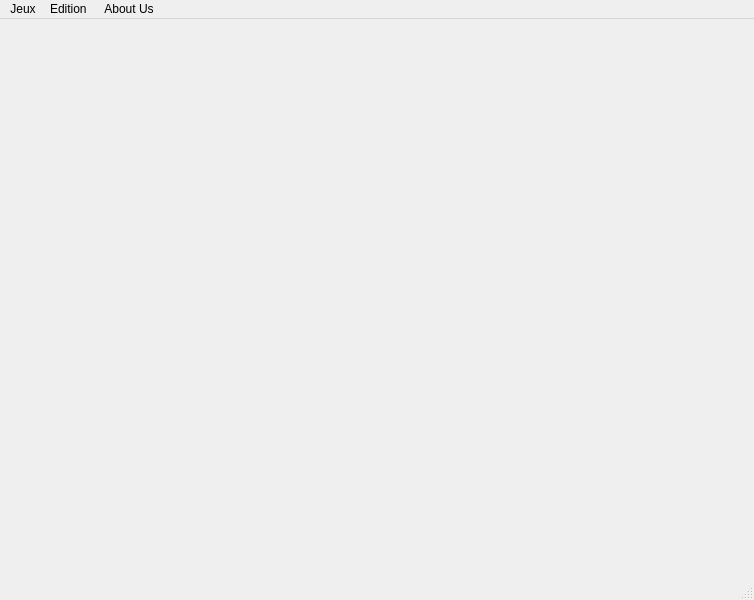
Before: the Qt Designer form consoleApp/Jeux.ui in teriterance/projetinfo, drawn with Qt 5.
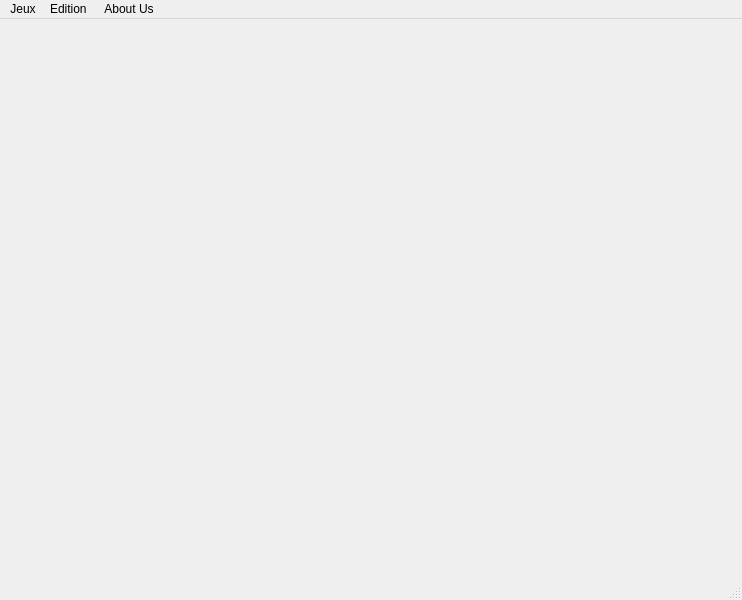
After: the same form once the commit is applied. Icons and pictures are not drawn.

The edit to the form file:
```diff
--- a/consoleApp/Jeux.ui
+++ b/consoleApp/Jeux.ui
@@ -6,7 +6,7 @@
    <rect>
     <x>0</x>
     <y>0</y>
-    <width>754</width>
+    <width>742</width>
     <height>600</height>
    </rect>
   </property>
@@ -29,67 +29,40 @@
     <property name="autoFillBackground">
      <bool>false</bool>
     </property>
+    <property name="styleSheet">
+     <string notr="true"/>
+    </property>
     <widget class="QWidget" name="terrainJeu" native="true">
      <property name="geometry">
       <rect>
-       <x>100</x>
-       <y>100</y>
-       <width>531</width>
-       <height>341</height>
-      </rect>
-     </property>
-    </widget>
-    <widget class="QWidget" name="joueur3" native="true">
-     <property name="geometry">
-      <rect>
        <x>10</x>
-       <y>100</y>
-       <width>81</width>
-       <height>341</height>
+       <y>0</y>
+       <width>731</width>
+       <height>391</height>
       </rect>
      </property>
     </widget>
     <widget class="QWidget" name="joueur1" native="true">
      <property name="geometry">
       <rect>
-       <x>100</x>
-       <y>10</y>
+       <x>120</x>
+       <y>460</y>
        <width>531</width>
        <height>80</height>
       </rect>
      </property>
     </widget>
-    <widget class="QWidget" name="joueur4" native="true">
+    <widget class="QLabel" name="label">
      <property name="geometry">
       <rect>
-       <x>640</x>
-       <y>100</y>
-       <width>81</width>
-       <height>341</height>
+       <x>276</x>
+       <y>410</y>
+       <width>161</width>
+       <height>41</height>
       </rect>
      </property>
-     <widget class="QLabel" name="label">
-      <property name="geometry">
-       <rect>
-        <x>0</x>
-        <y>0</y>
-        <width>81</width>
-        <height>41</height>
-       </rect>
-      </property>
-      <property name="text">
-       <string/>
-      </property>
-     </widget>
-    </widget>
-    <widget class="QWidget" name="joueur2" native="true">
-     <property name="geometry">
-      <rect>
-       <x>100</x>
-       <y>450</y>
-       <width>531</width>
-       <height>80</height>
-      </rect>
+     <property name="text">
+      <string/>
      </property>
     </widget>
    </widget>
@@ -99,7 +72,7 @@
     <rect>
      <x>0</x>
      <y>0</y>
-     <width>754</width>
+     <width>742</width>
      <height>22</height>
     </rect>
    </property>
@@ -111,7 +84,7 @@
     <addaction name="separator"/>
     <addaction name="actionQuiter"/>
    </widget>
-   <widget class="QMenu" name="menuA_Propos">
+   <widget class="QMenu" name="menuEdition">
     <property name="title">
      <string>Edition </string>
     </property>
@@ -124,7 +97,7 @@
     <addaction name="actionAbout_Us"/>
    </widget>
    <addaction name="menuJeux"/>
-   <addaction name="menuA_Propos"/>
+   <addaction name="menuEdition"/>
    <addaction name="menuAbout_Us"/>
   </widget>
   <widget class="QStatusBar" name="statusbar"/>
```
Left out of the diff: 11 changed lines with no effect on the pictures.
